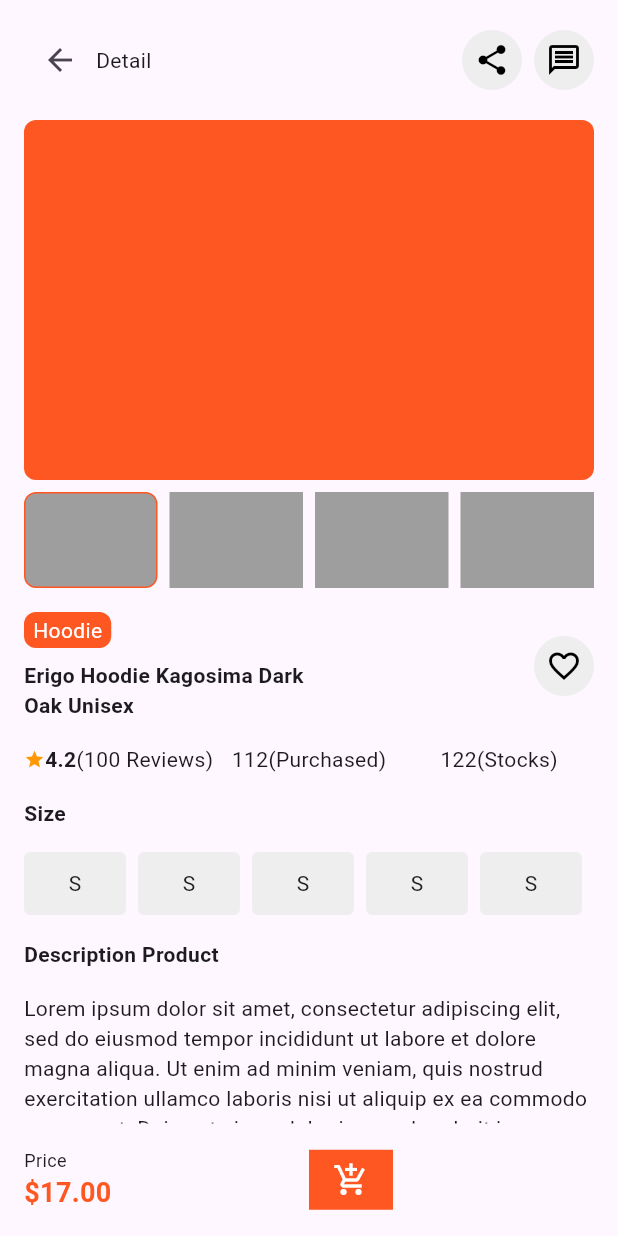
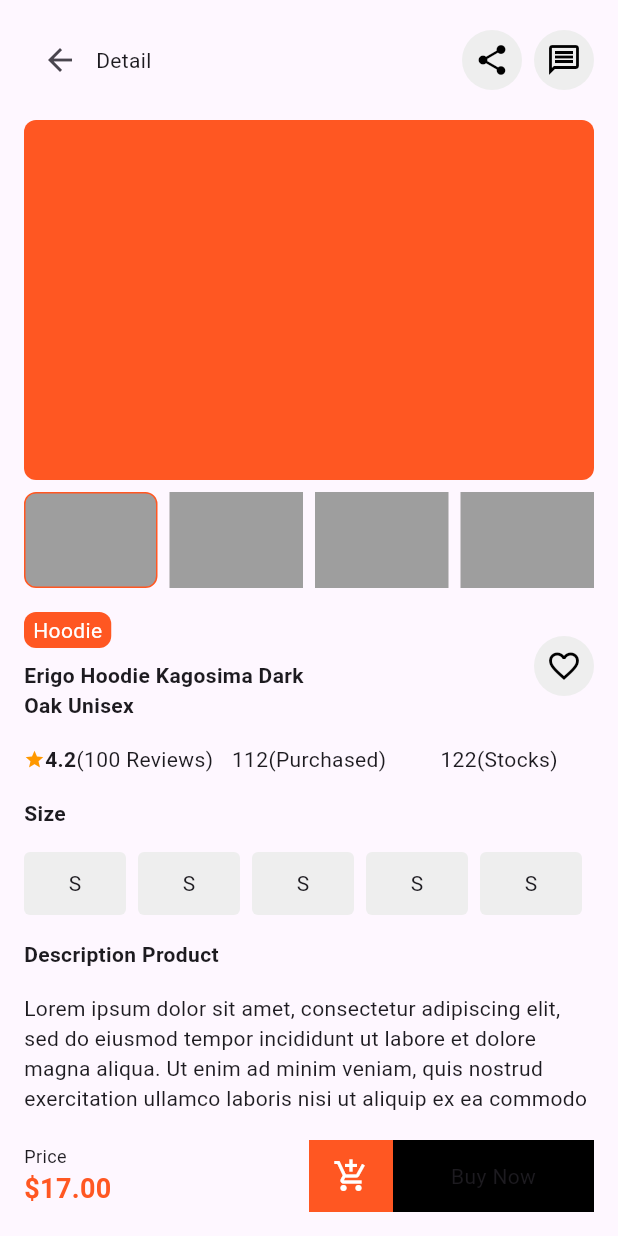
Before and after one commit to JAICHANGPARK/flutter_notebook_chapter_33, a Flutter app: the EcommerceDetailPage screen opened directly, on a phone screen of 412 x 824 dp. Run offline on Flutter 3.47's test engine with Material 2 defaults, Android fonts, the phone set to English and light mode, and no system bars; our stand-ins replace dots_indicator.

Commit message:
Update e_commerce_detail_page.dart

```diff
--- a/lib/ep1655_e_commerce_app/view/e_commerce_detail_page.dart
+++ b/lib/ep1655_e_commerce_app/view/e_commerce_detail_page.dart
@@ -281,13 +281,18 @@ class _EcommerceDetailPageState extends State<EcommerceDetailPage> {
                         ),
                         Text(
                           "\$17.00",
-                          style: TextStyle(fontWeight: FontWeight.bold, color: Colors.deepOrange, fontSize: 18),
+                          style: TextStyle(
+                            fontWeight: FontWeight.bold,
+                            color: Colors.deepOrange,
+                            fontSize: 18,
+                          ),
                         ),
                       ],
                     ),
                   ),
                   Expanded(
                     child: Container(
+                      height: 48,
                       child: Row(
                         children: [
                           Container(
@@ -295,11 +300,21 @@ class _EcommerceDetailPageState extends State<EcommerceDetailPage> {
                               color: Colors.deepOrange,
                             ),
                             padding: EdgeInsets.symmetric(horizontal: 16, vertical: 8),
-                            child: Icon(
-                              Icons.add_shopping_cart,
-                              color: Colors.white,
+                            child: Center(
+                              child: Icon(
+                                Icons.add_shopping_cart,
+                                color: Colors.white,
+                              ),
                             ),
                           ),
+                          Expanded(
+                            child: Container(
+                              color: Colors.black,
+                              child: Center(
+                                child: Text("Buy Now"),
+                              ),
+                            ),
+                          )
                         ],
                       ),
                     ),
```
